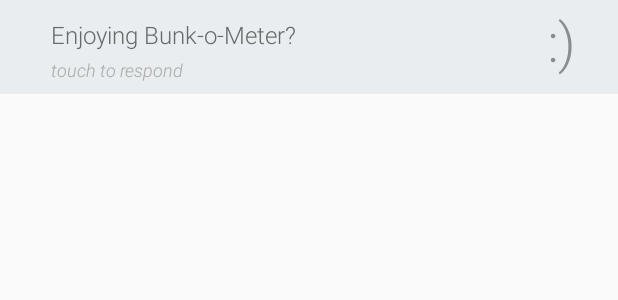
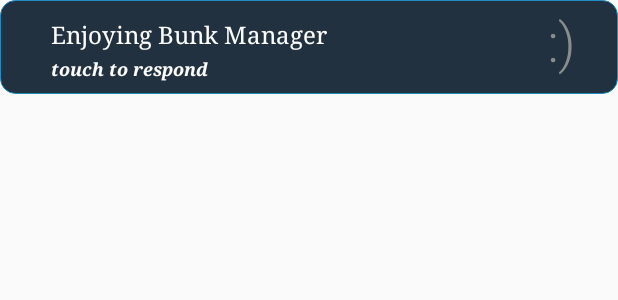
Before and after one commit to RinkeshG/BunkManager, an Android app: the layout enjoying_bunkometer.xml on its own in the app's theme, with its tools: preview values and no code run, on a phone screen of 412 x 824 dp. Shown: the top 300 px of the screen. Run offline under Robolectric (Android 15) with nearby library versions, the phone set to English and light mode, and no system bars.

Commit message:
Sixth Commit
Changes in the name

```diff
--- a/app/src/main/java/com/example/rinkesh/bunkmanager/MainActivity.java
+++ b/app/src/main/java/com/example/rinkesh/bunkmanager/MainActivity.java
@@ -572,7 +572,7 @@ public class MainActivity extends Activity {
             //toggling 'touch to respond' text
             ((TextView)findViewById(R.id.touch_to_respond)).setText(getResources().getString(R.string.touch_close));
 
-            //toggling 'liking Bunk-o-meter' text
+            //toggling 'liking BunkManager' text
             playAnim(this, 0, R.id.liking_bunkometer, 200, R.anim.fade_out, 0);
             (findViewById(R.id.liking_bunkometer)).setVisibility(View.GONE);
             (findViewById(R.id.share_bunkometer_request)).setVisibility(View.VISIBLE);
--- a/app/src/main/res/layout/card.xml
+++ b/app/src/main/res/layout/card.xml
@@ -54,8 +54,7 @@
 					    android:layout_height="wrap_content"
 					    android:paddingTop="6dp"
 					    android:fontFamily="sans-serif-light"
-					    android:text="@string/card_placeholder_message"
-					    android:textSize="14dp"
+					    android:text="...."
                         android:textColor="#ddd"
                              />
 
--- a/app/src/main/res/layout/enjoying_bunkometer.xml
+++ b/app/src/main/res/layout/enjoying_bunkometer.xml
@@ -5,7 +5,7 @@
             android:layout_height="wrap_content"
             android:clickable="true"
             android:onClick="expandShareConfirmButtons"
-            android:background="@drawable/spread_word"
+            android:background="@drawable/rectangle"
             android:orientation="horizontal"
             android:layout_marginBottom="16dp">
 
@@ -20,7 +20,7 @@
             <TextView
                 android:layout_width="wrap_content"
                 android:layout_height="wrap_content"
-                android:text="@string/enjoying_bm"
+                android:text="Enjoying Bunk Manager"
                 android:id="@+id/liking_bunkometer"
                 android:paddingLeft="34dp"
                 android:paddingTop="4dp"
@@ -28,9 +28,9 @@
                 android:paddingRight="24dp"
                 android:layout_gravity="left|center_vertical"
                 android:lineSpacingExtra="5dp"
-                android:fontFamily="sans-serif-light"
+                android:fontFamily="serif"
                 android:textSize="16dp"
-                android:textColor="#67696a"
+                android:textColor="@color/white"
                 />
 
             <TextView
@@ -57,11 +57,11 @@
                     android:paddingLeft="34dp"
                     android:paddingBottom="8dp"
                     android:paddingTop="4dp"
-                    android:textStyle="italic"
+                    android:textStyle="bold|italic"
                     android:paddingRight="24dp"
-                    android:fontFamily="sans-serif-light"
+                    android:fontFamily="serif"
                     android:textSize="12dp"
-                    android:textColor="#aaa"
+                    android:textColor="@color/white"
                     android:layout_gravity="center_horizontal|bottom"
                     />
 
```
Also changed, not shown: app/src/main/res/layout/enjoying_bunkometer_buttons.xml (+5 -4 lines).
